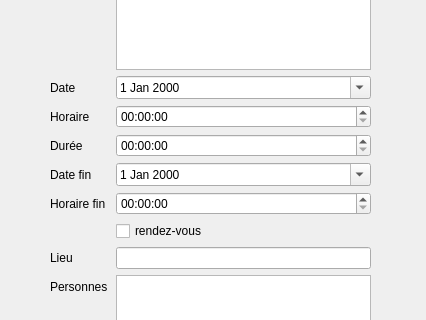
Old version of the form ProjectCalendar/dialogprogevt.ui in the repository pzins/ProjectCalendar_LO21; both pictures show x 0 to 426 and y 127 to 447 of the 426 by 555 pixel window.
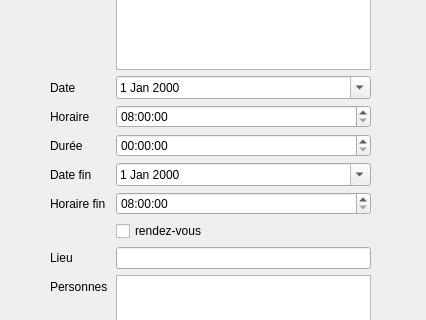
New version of the form.

The edit to the form file:
```diff
--- a/ProjectCalendar/dialogprogevt.ui
+++ b/ProjectCalendar/dialogprogevt.ui
@@ -126,7 +126,22 @@
      </widget>
     </item>
     <item row="5" column="1">
-     <widget class="QTimeEdit" name="horaire"/>
+     <widget class="QTimeEdit" name="horaire">
+      <property name="maximumTime">
+       <time>
+        <hour>22</hour>
+        <minute>0</minute>
+        <second>0</second>
+       </time>
+      </property>
+      <property name="minimumTime">
+       <time>
+        <hour>8</hour>
+        <minute>0</minute>
+        <second>0</second>
+       </time>
+      </property>
+     </widget>
     </item>
     <item row="6" column="1">
      <widget class="QTimeEdit" name="duree"/>
@@ -139,7 +154,22 @@
      </widget>
     </item>
     <item row="8" column="1">
-     <widget class="QTimeEdit" name="horaire_fin"/>
+     <widget class="QTimeEdit" name="horaire_fin">
+      <property name="maximumTime">
+       <time>
+        <hour>22</hour>
+        <minute>0</minute>
+        <second>0</second>
+       </time>
+      </property>
+      <property name="minimumTime">
+       <time>
+        <hour>8</hour>
+        <minute>0</minute>
+        <second>0</second>
+       </time>
+      </property>
+     </widget>
     </item>
     <item row="11" column="0">
      <widget class="QLabel" name="label_personnes">
```
Left out of the diff: 10 changed lines with no effect on the pictures.
